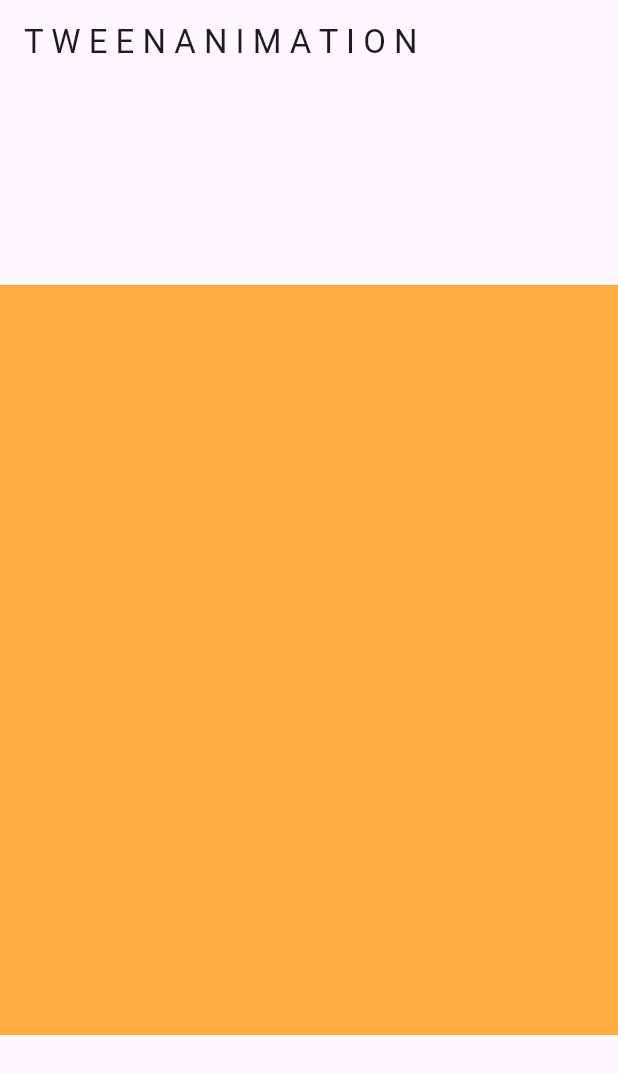
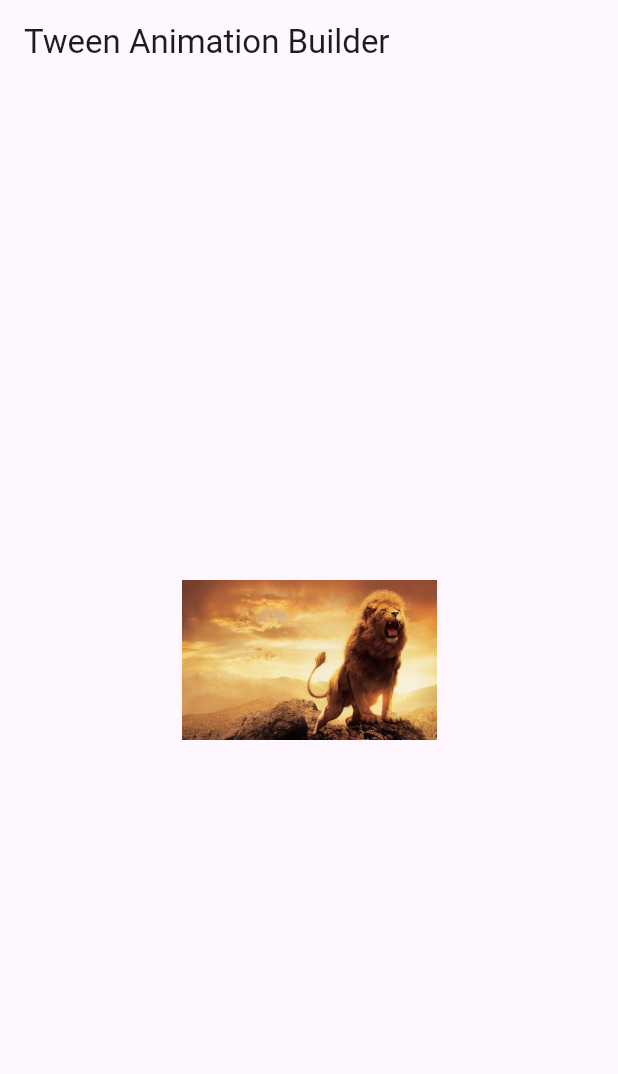
Before and after one commit to ayushkrrana/TweenAnimation, a Flutter app: the screen it shows after launch, on a phone screen of 412 x 824 dp. Shown: the top 1074 px of the screen. Run offline on Flutter 3.47's test engine with Material 3 defaults, Android fonts, the phone set to English and light mode, and no system bars.

Commit message:
both done

```diff
--- /dev/null
+++ b/lib/TweenAnimationBuilder.dart
@@ -0,0 +1,39 @@
+import 'package:flutter/material.dart';
+
+class TweenAnimationExample extends StatefulWidget {
+  const TweenAnimationExample({super.key});
+
+  @override
+  State<TweenAnimationExample> createState() => _TweenAnimationExampleState();
+}
+
+class _TweenAnimationExampleState extends State<TweenAnimationExample> {
+  double begin = 100;
+  double end=200;
+
+  @override
+  Widget build(BuildContext context) {
+    return Scaffold(
+      appBar: AppBar(
+        title: Text("Tween Animation Builder"),
+      ),
+      body: TweenAnimationBuilder(
+        duration: Duration(milliseconds: 800),
+        tween: Tween<double>(begin: begin, end: end),
+        builder: (_, value, child) => Center(
+          child: Image.asset(
+            'assets/photos/lion.jpg',
+            height: value,
+          ),
+        ),
+        onEnd: () {
+          setState(() {
+            double temp=begin;
+            begin=end;
+            end=temp;
+          });
+        },
+      ),
+    );
+  }
+}
--- a/lib/main.dart
+++ b/lib/main.dart
@@ -1,4 +1,5 @@
 import 'package:flutter/material.dart';
+import 'package:tweenanimation/TweenAnimationBuilder.dart';
 import 'package:tweenanimation/newscreen.dart';
 
 void main() {
@@ -12,7 +13,7 @@ class TweenAnimation extends StatelessWidget {
   Widget build(BuildContext context) {
     return const MaterialApp(
       debugShowCheckedModeBanner: false,
-      home: NewsScreen(),
+      home: TweenAnimationExample(),
     );
   }
 }
```
Also changed, not shown: pubspec.yaml (+2 -5 lines), assets/photos/lion.jpg (added).
